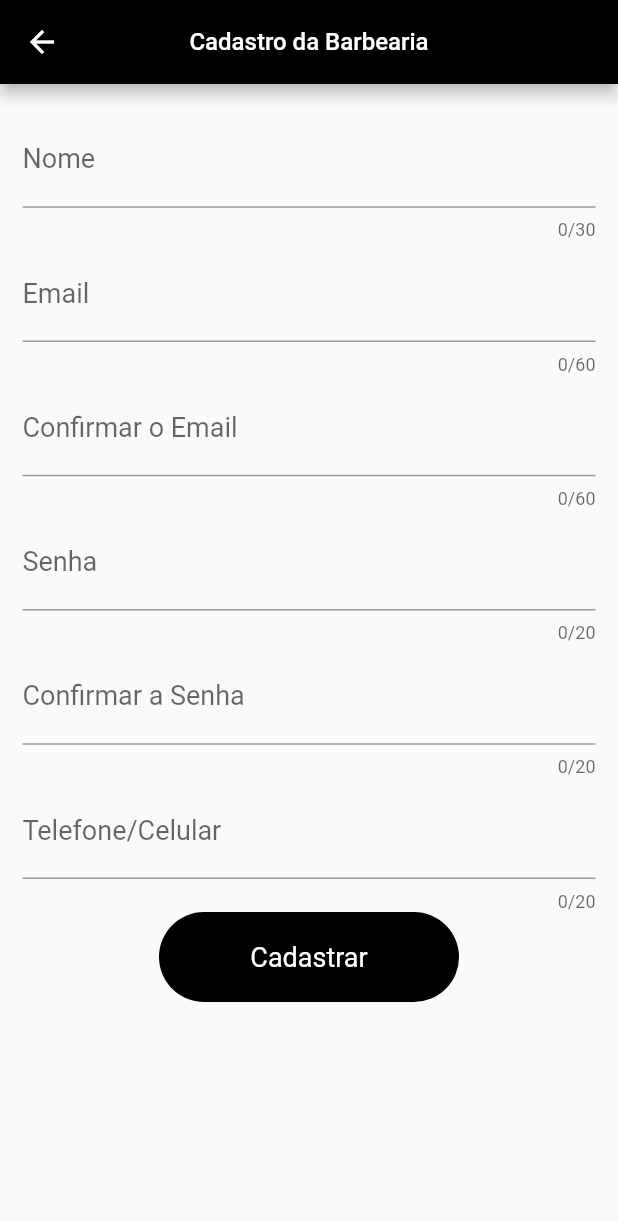
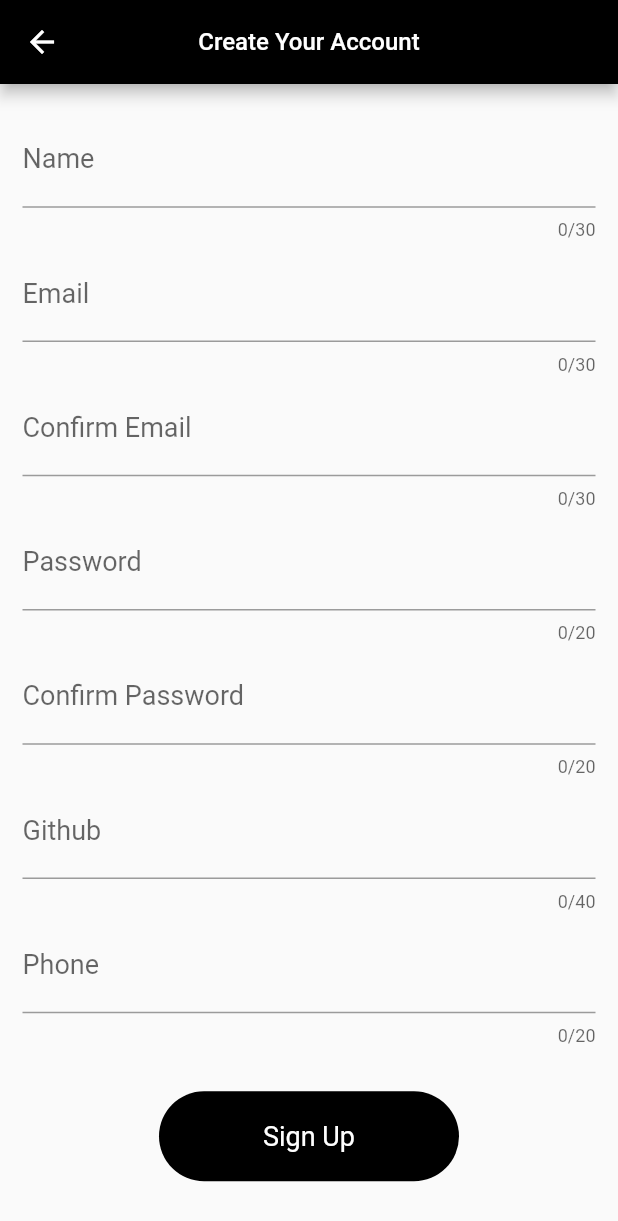
Before and after one commit to GleidsonRamos/flutterup, a Flutter app: the Register screen opened by its route, on a phone screen of 412 x 824 dp. Shown: the top 1221 px of the screen. Run offline on Flutter 3.47's test engine with Material 2 defaults, Android fonts, the phone set to English and light mode, and no system bars; our stand-ins replace carousel_slider, cloud_firestore, firebase_auth, firebase_storage; missing offline and left inert: mask_shifter; accounts and stored records are empty.

Commit message:
Tela de login e de cadastro atualizadas.

```diff
--- a/lib/pages/login/login.dart
+++ b/lib/pages/login/login.dart
@@ -1,4 +1,5 @@
 import 'package:flutter/material.dart';
+import 'package:flutter_up/model/model_user.dart';
 import 'package:flutter_up/pages/home.dart';
 import 'package:flutter_up/pages/register/password_recovery.dart';
 import 'package:flutter_up/pages/register/register.dart';
@@ -129,14 +130,13 @@ class _LoginState extends State<Login> with SingleTickerProviderStateMixin {
       setState(() {
         _progressIndicator = true;
       });
-/*   TODO   ModelUser.instance.signIn(
+   ModelUser.instance.signIn(
           email: _email.trimRight().trimLeft(),
           pass: _password,
           onSuccess: () {
-            Navigator.pushReplacement(
-                context, MaterialPageRoute(builder: (context) => MyHomePage()));
+            Navigator.pushNamed(context, "/home");
           },
-          onFail: _onFail);*/
+          onFail: _onFail);
     }
   }
 
@@ -145,7 +145,7 @@ class _LoginState extends State<Login> with SingleTickerProviderStateMixin {
       _progressIndicator = false;
     });
     _scaffoldKey.currentState.showSnackBar(SnackBar(
-      content: Text("Falha ao Entrar!"),
+      content: const Text("Falha ao Entrar!"),
       backgroundColor: Colors.redAccent,
       duration: Duration(seconds: 2),
     ));
@@ -153,11 +153,11 @@ class _LoginState extends State<Login> with SingleTickerProviderStateMixin {
 
   Widget RegisterButton() {
     return FlatButton(
-      padding: EdgeInsets.only(top: 120),
+      padding: const EdgeInsets.only(top: 120),
       onPressed: () {
         Navigator.pushNamed(context, "/register/register");
       },
-      child: Text(
+      child: const Text(
         "Don`t have an account ? Sign Up now!",
         textAlign: TextAlign.center,
         overflow: TextOverflow.ellipsis,
@@ -172,11 +172,11 @@ class _LoginState extends State<Login> with SingleTickerProviderStateMixin {
 
   Widget ForgotPassword() {
     return FlatButton(
-      padding: EdgeInsets.only(top: 10),
+      padding: const EdgeInsets.only(top: 10),
       onPressed: () {
         Navigator.pushNamed(context, "/register/password_recovery");
       },
-      child: Text(
+      child: const Text(
         "Forgot Password?",
         textAlign: TextAlign.center,
         overflow: TextOverflow.ellipsis,
--- a/lib/pages/register/register.dart
+++ b/lib/pages/register/register.dart
@@ -1,4 +1,5 @@
 import 'dart:io';
+import 'package:firebase_auth/firebase_auth.dart';
 import 'package:flutter/material.dart';
 import 'package:flutter/services.dart';
 import 'package:firebase_storage/firebase_storage.dart';
@@ -13,31 +14,24 @@ class Register extends StatefulWidget {
 }
 
 class _RegisterState extends State<Register> {
-  String _dataAtual =  DateTime.now().toString();
   FirebaseStorage storage = FirebaseStorage.instance;
-  final _nomeController = TextEditingController();
+  final _nameController = TextEditingController();
   final _emailController = TextEditingController();
-  final _confirmarEmailController = TextEditingController();
-  final _senhaController = TextEditingController();
-  final _confirmarSenhaController = TextEditingController();
-  final _telefoneController = TextEditingController();
-  final _cpfcnpjController = TextEditingController();
-  final _enderecoController = TextEditingController();
-  final _descricaoController = TextEditingController();
-  String _foto;
+  final _confirmEmailController = TextEditingController();
+  final _passwordController = TextEditingController();
+  final _confirmPasswordController = TextEditingController();
+  final _phoneController = TextEditingController();
+  final _githubController = TextEditingController();
   bool _progressIndicator = false;
-  bool _alterarFoto = true;
   bool _userEdited = false;
   bool _fotoIsLoading = false;
-  String _nome,
+  String _name,
       _email,
-      _confirmarEmail,
-      _senha,
-      _confirmarSenha,
-      _telefone,
-      _cpfcnpj,
-      _endereco,
-      _descricao;
+      _confirmEmail,
+      _password,
+      _confirmPassword,
+      _phone,
+      _github;
 
   final _formKey = GlobalKey<FormState>();
 
@@ -47,18 +41,20 @@ class _RegisterState extends State<Register> {
 
   @override
   void initState() {
-    _nomeController.addListener(onChange);
+    _nameController.addListener(onChange);
     _emailController.addListener(onChange);
-    _cpfcnpjController.addListener(onChange);
-    _enderecoController.addListener(onChange);
-    _descricaoController.addListener(onChange);
+    _confirmEmailController.addListener(onChange);
+    _passwordController.addListener(onChange);
+    _confirmPasswordController.addListener(onChange);
+    _phoneController.addListener(onChange);
+    _githubController.addListener(onChange);
   }
 
   Widget build(BuildContext context) {
     return Scaffold(
         appBar: AppBar(
           title: Text(
-            "Cadastro da Barbearia",
+            "Create Your Account",
             style: TextStyle(fontSize: 16.0),
           ),
           centerTitle: true,
@@ -72,23 +68,23 @@ class _RegisterState extends State<Register> {
               children: <Widget>[
                 Column(
                   children: <Widget>[
-                    SizedBox(
+                    const SizedBox(
                       height: 5.0,
                     ),
                     TextFormField(
                       validator: (input) {
                         if (input.isEmpty) {
-                          return 'Digite o nome da barbearia.';
+                          return 'Enter your name.';
                         }
                       },
-                      onSaved: (input) => _nome = input,
+                      onSaved: (input) => _name = input,
                       decoration: InputDecoration(
-                          labelText: "Nome",
+                          labelText: "Name",
                           hintStyle: TextStyle(
                             decorationColor: Colors.black,
                             color: Colors.black,
                           )),
-                      controller: _nomeController,
+                      controller: _nameController,
                       textAlign: TextAlign.start,
                       keyboardType: TextInputType.text,
                       style: TextStyle(
@@ -108,7 +104,7 @@ class _RegisterState extends State<Register> {
                     TextFormField(
                       validator: (input) {
                         if (input.isEmpty) {
-                          return 'Digite o email da barbearia.';
+                          return 'Enter your email.';
                         }
                       },
                       onSaved: (input) => _email = input,
@@ -126,31 +122,31 @@ class _RegisterState extends State<Register> {
                         color: Colors.black,
                       ),
                       maxLines: 1,
-                      maxLength: 60,
+                      maxLength: 30,
                     ),
                   ],
                 ),
                 Column(
                   children: <Widget>[
-                    SizedBox(
+                   const SizedBox(
                       height: 5.0,
                     ),
                     TextFormField(
                       validator: (input) {
                         if (input.isEmpty) {
-                          return 'Confirme o email da barbearia.';
+                          return 'Confirm your email.';
                         } else if (input != _emailController.text) {
-                          return 'Os emails não combinam.';
+                          return 'Emails do not match.';
                         }
                       },
-                      onSaved: (input) => _confirmarEmail = input,
+                      onSaved: (input) => _confirmEmail = input,
                       decoration: InputDecoration(
-                          labelText: "Confirmar o Email",
+                          labelText: "Confirm Email",
                           hintStyle: TextStyle(
                             decorationColor: Colors.black,
                             color: Colors.black,
                           )),
-                      controller: _confirmarEmailController,
+                      controller: _confirmEmailController,
                       textAlign: TextAlign.start,
                       keyboardType: TextInputType.emailAddress,
                       style: TextStyle(
@@ -158,32 +154,32 @@ class _RegisterState extends State<Register> {
                         color: Colors.black,
                       ),
                       maxLines: 1,
-                      maxLength: 60,
+                      maxLength: 30,
                     ),
                   ],
                 ),
                 Column(
                   children: <Widget>[
-                    SizedBox(
+                    const SizedBox(
                       height: 5.0,
                     ),
                     TextFormField(
                       validator: (input) {
                         if (input.isEmpty) {
-                          return 'Digite a senha da barbearia.';
+                          return 'Enter your password.';
                         } else if (input.length < 6) {
-                          return 'A senha deve ter mais de 6 caracteres.';
+                          return 'Your password must be longer than 6 characters.';
                         }
                       },
-                      onSaved: (input) => _senha = input,
+                      onSaved: (input) => _password = input,
                       obscureText: true,
                       decoration: InputDecoration(
-                          labelText: "Senha",
+                          labelText: "Password",
                           hintStyle: TextStyle(
                             decorationColor: Colors.black,
                             color: Colors.black,
                           )),
-                      controller: _senhaController,
+                      controller: _passwordController,
                       textAlign: TextAlign.start,
                       keyboardType: TextInputType.text,
                       style: TextStyle(
@@ -197,26 +193,26 @@ class _RegisterState extends State<Register> {
                 ),
                 Column(
                   children: <Widget>[
-                    SizedBox(
+                   const SizedBox(
                       height: 5.0,
                     ),
                     TextFormField(
                       validator: (input) {
                         if (input.isEmpty) {
-                          return 'Confirme a senha da barbearia.';
-                        } else if (input != _senhaController.text) {
-                          return 'As senhas não combinam.';
+                          return 'Confirm your password.';
+                        } else if (input != _passwordController.text) {
+                          return 'Passwords do not match.';
                         }
                       },
-                      onSaved: (input) => _confirmarSenha = input,
+                      onSaved: (input) => _confirmPassword = input,
                       obscureText: true,
                       decoration: InputDecoration(
-                          labelText: "Confirmar a Senha",
+                          labelText: "Confirm Password",
                           hintStyle: TextStyle(
                             decorationColor: Colors.black,
                             color: Colors.black,
                           )),
-                      controller: _confirmarSenhaController,
+                      controller: _confirmPasswordController,
                       textAlign: TextAlign.start,
                       keyboardType: TextInputType.text,
                       style: TextStyle(
@@ -230,28 +226,53 @@ class _RegisterState extends State<Register> {
                 ),
                 Column(
                   children: <Widget>[
-                    SizedBox(
+                    const SizedBox(
                       height: 5.0,
                     ),
                     TextFormField(
                       validator: (input) {
                         if (input.isEmpty) {
-                          return 'Digite o telefone/celular da barbearia.';
+                          return 'Enter your github.';
                         }
                       },
-                      onSaved: (input) => _telefone = input,
-                      inputFormatters: [
-                        MaskedTextInputFormatterShifter(
-                          maskONE: "(XX)XXXX-XXXX",
-                          maskTWO: "(XX)XXXXX-XXXX",),
-                      ],
+                      onSaved: (input) => _github = input,
                       decoration: InputDecoration(
-                          labelText: "Telefone/Celular",
+                          labelText: "Github",
                           hintStyle: TextStyle(
                             decorationColor: Colors.black,
                             color: Colors.black,
                           )),
-                      controller: _telefoneController,
+                      controller: _githubController,
+                      textAlign: TextAlign.start,
+                      keyboardType: TextInputType.text,
+                      style: TextStyle(
+                        fontSize: 18.0,
+                        color: Colors.black,
+                      ),
+                      maxLines: 1,
+                      maxLength: 40,
+                    ),
+                  ],
+                ),
+                Column(
+                  children: <Widget>[
+                   const SizedBox(
+                      height: 5.0,
+                    ),
+                    TextFormField(
+                      validator: (input) {
+                        if (input.isEmpty) {
+                          return 'Enter your phone.';
+                        }
+                      },
+                      onSaved: (input) => _phone = input,
+                      decoration: InputDecoration(
+                          labelText: "Phone",
+                          hintStyle: TextStyle(
+                            decorationColor: Colors.black,
+                            color: Colors.black,
+                          )),
+                      controller: _phoneController,
                       textAlign: TextAlign.start,
                       keyboardType: TextInputType.numberWithOptions(),
                       style: TextStyle(
@@ -260,6 +281,9 @@ class _RegisterState extends State<Register> {
                       ),
                       maxLines: 1,
                       maxLength: 20,
+                    ),
+                    const SizedBox(
+                      height: 30.0,
                     ),
                   ],
                 ),
@@ -273,7 +297,7 @@ class _RegisterState extends State<Register> {
                             signUp();
                           },
                           child: Text(
-                      "Cadastrar",
+                            "Sign Up",
                             textAlign: TextAlign.start,
                             style:
                                 TextStyle(fontSize: 18.0, color: Colors.white),
@@ -288,7 +312,7 @@ class _RegisterState extends State<Register> {
                         padding: EdgeInsets.only(top: 30, bottom: 100),
                         child: Center(
                             child: CircularProgressIndicator(
-                          valueColor:  AlwaysStoppedAnimation<Color>(
+                                valueColor: AlwaysStoppedAnimation<Color>(
                                     Colors.black))),
                       ),
               ],
@@ -306,24 +330,19 @@ class _RegisterState extends State<Register> {
         setState(() {
           _progressIndicator = true;
         });
-/*        FirebaseUser user = await FirebaseAuth.instance
+        FirebaseUser user = await FirebaseAuth.instance
             .createUserWithEmailAndPassword(
             email: _email.trimRight().trimLeft(),
-            password: _senha);*/
+            password: _password);
 
-/*        Firestore.instance.collection("Barbearias").document(user.uid).setData({
-          "Nome":
-          transformaPrimeiraLetraEmMaiusculo(_nome.trimRight().trimLeft()),
-          "Longitude": "",
-          "Latitude": "",
-          "Criado_em":  DateTime.now(),
-          "Foto": _foto,
-          "Endereco": _endereco,
+/*        Firestore.instance.collection("users").document(user.uid).setData({
+          "Name":convertsFirstLetterToUppercase(_name.trimRight().trimLeft()),
+          "Created_In":  DateTime.now(),
           "Email": _email.trimRight().trimLeft(),
-          "Telefone": _telefone,
-          "CpfCnpj": _cpfcnpj,
-          "Descricao": _descricao,
+          "Phone": _phone,
+
         });*/
+
       } catch (e) {
         setState(() {
           _progressIndicator = false;
@@ -332,22 +351,20 @@ class _RegisterState extends State<Register> {
       } finally {
         ModelUser.instance.signIn(
           email: _email.trimRight().trimLeft(),
-          pass: _senha,
+          pass: _password,
           onSuccess: () {
-/*            Navigator.of(context).pushReplacement<dynamic, dynamic>(
-                MaterialPageRoute<dynamic>(builder: (context) => Home()));*/
+            Navigator.pushNamed(context, "/home");
           },
           onFail: () {
-            Navigator.of(context).pushReplacement<dynamic, dynamic>(
-                MaterialPageRoute<dynamic>(builder: (context) => Login()));
+            Navigator.pushNamed(context, "/login/login");
           },
         );
       }
     }
   }
 
-  String transformaPrimeiraLetraEmMaiusculo(String nome) {
-    String primeiraLetra = nome.substring(0, 1).toUpperCase();
-    return primeiraLetra + nome.substring(1, nome.length);
+  String convertsFirstLetterToUppercase(String name) {
+    String firstLetter = name.substring(0, 1).toUpperCase();
+    return firstLetter + name.substring(1, name.length);
   }
 }
```
Lines whose indentation alone changed are shown as unchanged.
